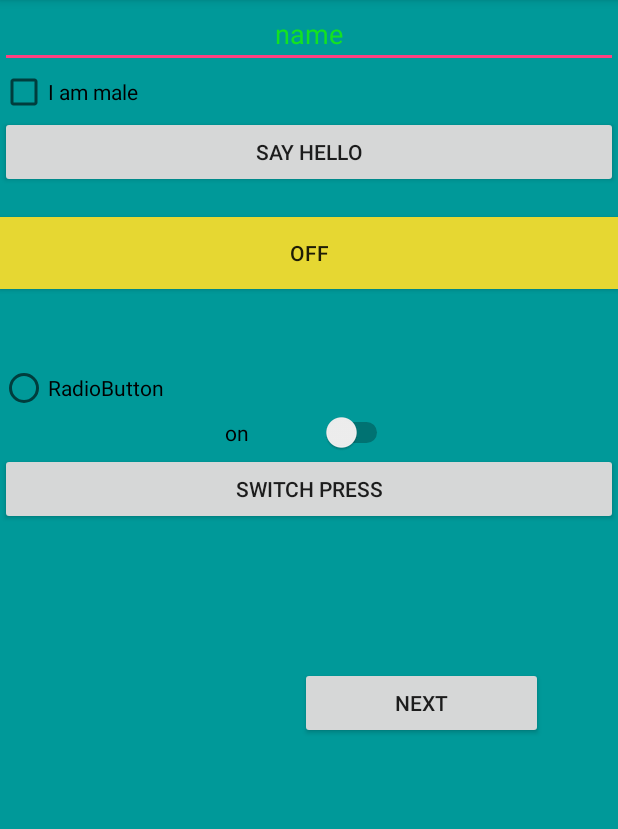
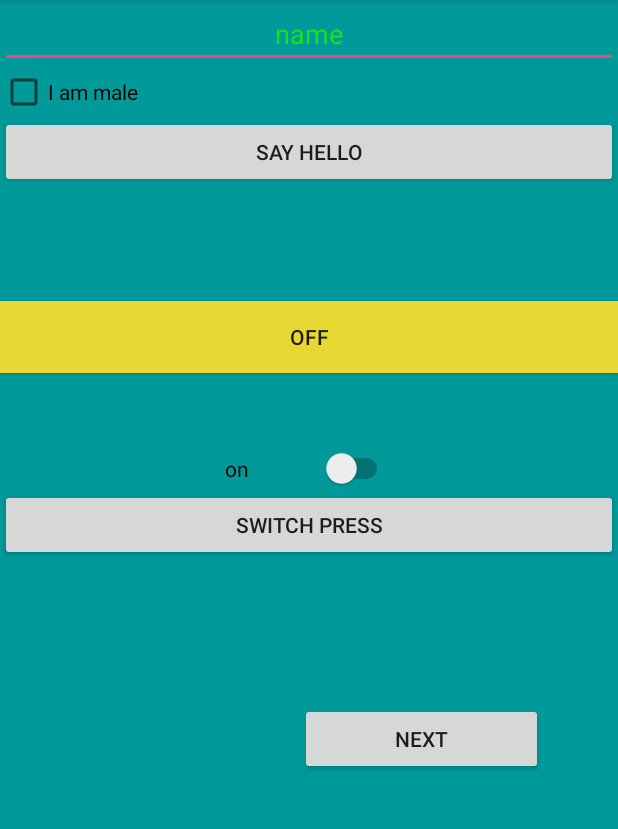
Before and after one commit to mohomigos14959595/stickermaker, an Android app: the screen it shows after launch (MainActivity), on a phone screen of 412 x 824 dp, the part 84-913 px from its top. Run offline under Robolectric (Android 15) with nearby library versions, the phone set to English and light mode, and no system bars; 2 statements that could not run were skipped.

Commit message:
تغییرات بی اهمیت

```diff
--- a/Findstuff/app/src/main/res/layout/findview.xml
+++ b/Findstuff/app/src/main/res/layout/findview.xml
@@ -1,89 +1,81 @@
 <?xml version="1.0" encoding="utf-8"?>
 <LinearLayout xmlns:android="http://schemas.android.com/apk/res/android"
-    android:orientation="vertical" android:layout_width="match_parent"
+    android:layout_width="match_parent"
     android:layout_height="match_parent"
     android:background="#099"
-    >
+    android:orientation="vertical">
 
 
     <EditText
+        android:id="@+id/name"
         android:layout_width="match_parent"
         android:layout_height="wrap_content"
+        android:gravity="center"
         android:hint="name"
-        android:id="@+id/name"
-        android:gravity="center"
-        android:textColorHint="#13e222"
-       />
+        android:textColorHint="#13e222" />
+
     <CheckBox
-    android:layout_width="match_parent"
-    android:layout_height="wrap_content"
-        android:text="I am male"
-        android:id="@+id/gene"/>
+        android:id="@+id/gene"
+        android:layout_width="match_parent"
+        android:layout_height="wrap_content"
+        android:text="I am male" />
+
+    <Button
+        android:id="@+id/sayhello"
+        android:layout_width="match_parent"
+        android:layout_height="wrap_content"
+        android:onClick="press"
+        android:text="say hello" />
+
+    <TextView
+        android:id="@+id/text2"
+        android:layout_width="match_parent"
+        android:layout_height="75dp" />
+
+    <ToggleButton
+        android:id="@+id/toggleButton1"
+        android:layout_width="match_parent"
+        android:layout_height="wrap_content"
+        android:background="#e6d732"
+        android:onClick="heat"
+        android:text="ToggleButton" />
+
+    <TextView
+        android:id="@+id/texttoggle"
+        android:layout_width="match_parent"
+
+        android:layout_height="50dp" />
+
+    <Switch
+        android:id="@+id/switch1"
+        android:layout_width="match_parent"
+        android:layout_height="wrap_content"
+        android:layout_marginLeft="150dp"
+        android:layout_marginRight="150dp"
+        android:text="on"
+
+        />
+
+    <Button
+        android:id="@+id/controlswitch"
+        android:layout_width="match_parent"
+        android:layout_height="wrap_content"
+        android:onClick="switchh"
+        android:text="switch press" />
+
+    <TextView
+        android:id="@+id/text3"
+        android:layout_width="match_parent"
+        android:layout_height="wrap_content" />
+
     <Button
         android:layout_width="match_parent"
         android:layout_height="wrap_content"
-        android:text="say hello"
-        android:id="@+id/sayhello"
-        android:onClick="press"
-        />
-    <TextView
-        android:layout_width="match_parent"
-        android:layout_height="wrap_content"
-        android:id="@+id/text2"
-       />
-
-    <ToggleButton
-        android:text="ToggleButton"
-        android:layout_width="match_parent"
-        android:layout_height="wrap_content"
-        android:id="@+id/toggleButton1"
-        android:onClick="heat"
-        android:background="#e6d732"
-        />
-    <TextView
-        android:layout_width="match_parent"
-        android:layout_height="50dp"
-
-        android:id="@+id/texttoggle"/>
-
-    <RadioButton
-        android:text="RadioButton"
-        android:layout_width="match_parent"
-        android:layout_height="wrap_content"
-        android:id="@+id/radioButton" />
-
-
-
-
-
-    <Switch
-        android:text="on"
-        android:layout_width="match_parent"
-        android:layout_height="wrap_content"
-        android:id="@+id/switch1"
-        android:layout_marginRight="150dp"
-        android:layout_marginLeft="150dp"
-
-        />
-    <Button
-        android:layout_width="match_parent"
-        android:layout_height="wrap_content"
-        android:id="@+id/controlswitch"
-        android:onClick="switchh"
-        android:text="switch press"/>
-    <TextView
-        android:layout_width="match_parent"
-        android:layout_height="wrap_content"
-        android:id="@+id/text3"/>
-    <Button
-        android:layout_width="match_parent"
-        android:layout_height="wrap_content"
-        android:text="next"
+        android:layout_marginLeft="200dp"
+        android:layout_marginRight="50dp"
+        android:layout_marginTop="75dp"
         android:onClick="next"
-        android:layout_marginLeft="200dp"
-        android:layout_marginTop="75dp"
-        android:layout_marginRight="50dp"
-        />
+        android:text="next" />
 
 
 </LinearLayout>
```
